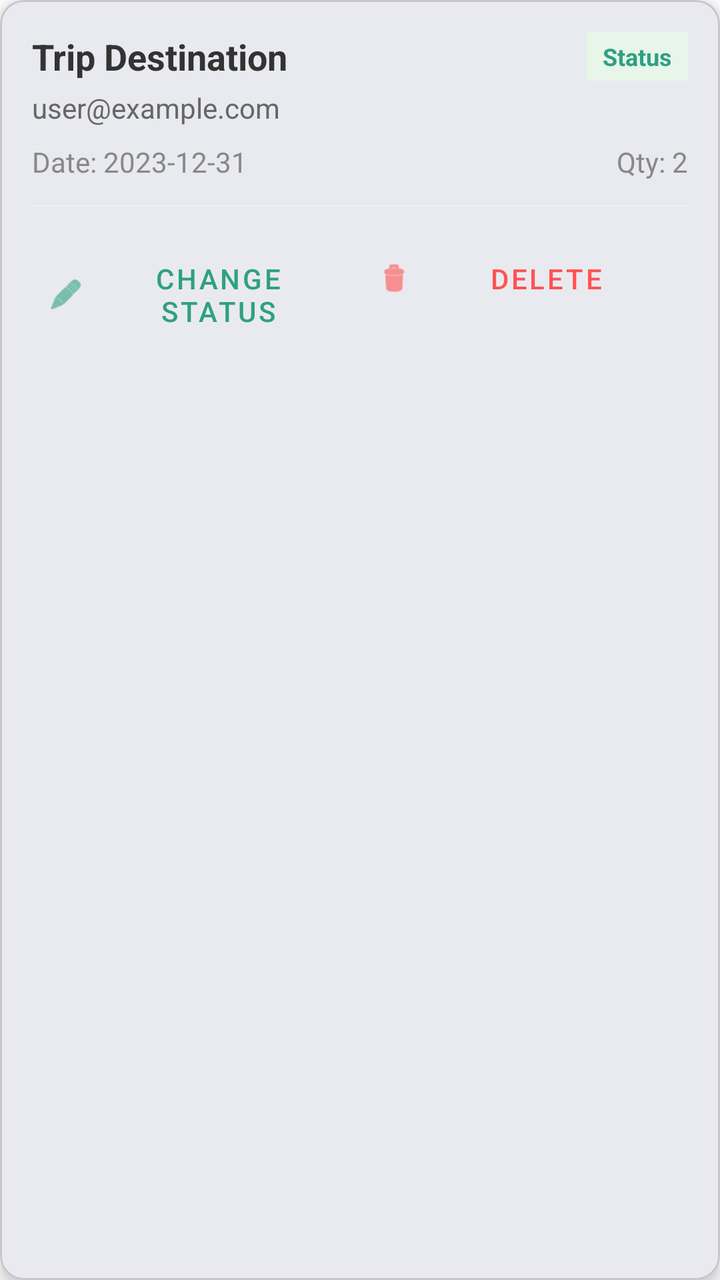
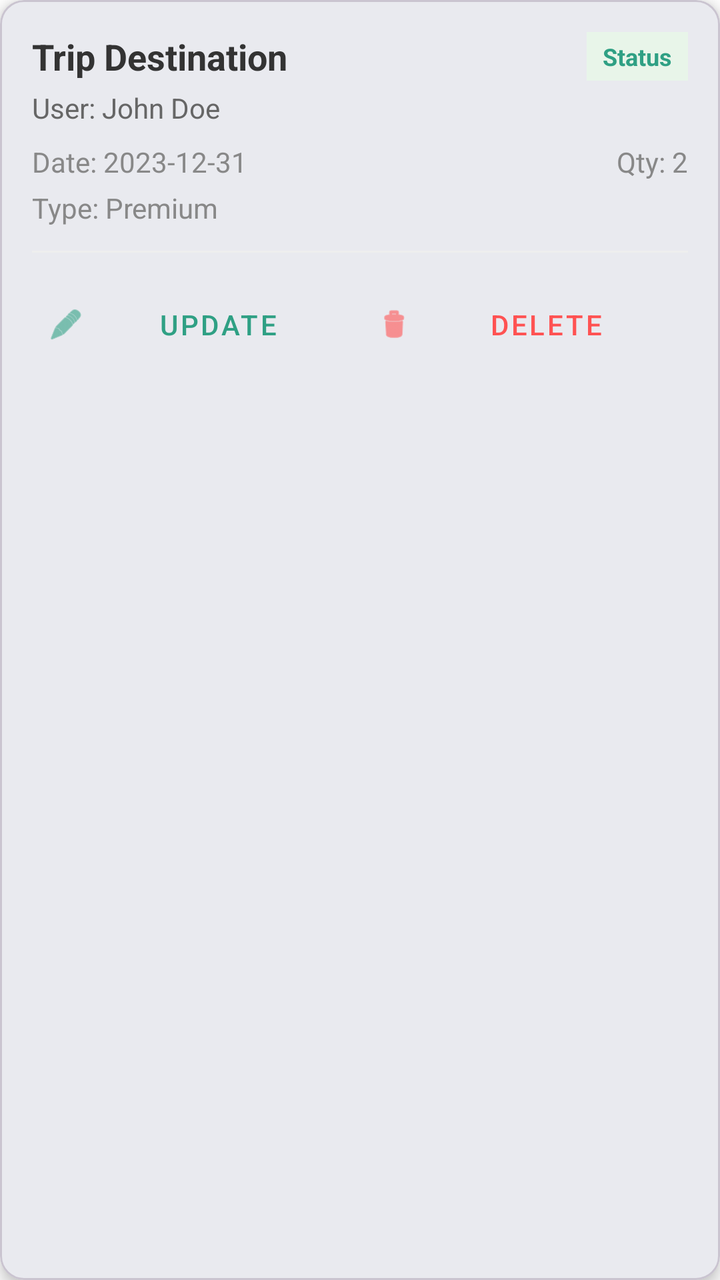

Two renders of the same Android screen: before a commit and after it. Below are the layout's source before the change and the commit's diff.
<!-- AndroidManifest.xml: application theme Theme._1222275_1220495_CourseProject -->
<!-- res/layout/item_admin_reservation.xml -->
<?xml version="1.0" encoding="utf-8"?>
<com.google.android.material.card.MaterialCardView xmlns:android="http://schemas.android.com/apk/res/android"
    xmlns:app="http://schemas.android.com/apk/res-auto"
    android:layout_width="match_parent"
    android:layout_height="wrap_content"
    android:layout_marginHorizontal="16dp"
    android:layout_marginVertical="8dp"
    app:cardCornerRadius="12dp"
    app:cardElevation="4dp">

    <LinearLayout
        android:layout_width="match_parent"
        android:layout_height="wrap_content"
        android:orientation="vertical"
        android:padding="16dp">

        <LinearLayout
            android:layout_width="match_parent"
            android:layout_height="wrap_content"
            android:orientation="horizontal"
            android:gravity="center_vertical">

            <TextView
                android:id="@+id/tvAdminResTripName"
                android:layout_width="0dp"
                android:layout_height="wrap_content"
                android:layout_weight="1"
                android:text="Trip Destination"
                android:textColor="#333333"
                android:textSize="18sp"
                android:textStyle="bold" />

            <TextView
                android:id="@+id/tvAdminResStatus"
                android:layout_width="wrap_content"
                android:layout_height="wrap_content"
                android:background="#E8F5E9"
                android:paddingHorizontal="8dp"
                android:paddingVertical="4dp"
                android:text="Status"
                android:textColor="#2FA084"
                android:textSize="12sp"
                android:textStyle="bold" />
        </LinearLayout>

        <TextView
            android:id="@+id/tvAdminResUserEmail"
            android:layout_width="wrap_content"
            android:layout_height="wrap_content"
            android:layout_marginTop="4dp"
            android:text="user@example.com"
            android:textColor="#666666"
            android:textSize="14sp" />

        <LinearLayout
            android:layout_width="match_parent"
            android:layout_height="wrap_content"
            android:layout_marginTop="8dp"
            android:orientation="horizontal">

            <TextView
                android:id="@+id/tvAdminResDate"
                android:layout_width="0dp"
                android:layout_height="wrap_content"
                android:layout_weight="1"
                android:text="Date: 2023-12-31"
                android:textColor="#888888"
                android:textSize="14sp" />

            <TextView
                android:id="@+id/tvAdminResQuantity"
                android:layout_width="wrap_content"
                android:layout_height="wrap_content"
                android:text="Qty: 2"
                android:textColor="#888888"
                android:textSize="14sp" />
        </LinearLayout>

        <View
            android:layout_width="match_parent"
            android:layout_height="1dp"
            android:layout_marginVertical="12dp"
            android:background="#EEEEEE" />

        <LinearLayout
            android:layout_width="match_parent"
            android:layout_height="wrap_content"
            android:orientation="horizontal">

            <com.google.android.material.button.MaterialButton
                android:id="@+id/btnAdminUpdateResStatus"
                style="@style/Widget.MaterialComponents.Button.TextButton"
                android:layout_width="0dp"
                android:layout_height="wrap_content"
                android:layout_weight="1"
                android:text="Change Status"
                android:textColor="#2FA084"
                app:icon="@android:drawable/ic_menu_edit"
                app:iconTint="#2FA084" />

            <com.google.android.material.button.MaterialButton
                android:id="@+id/btnAdminDeleteRes"
                style="@style/Widget.MaterialComponents.Button.TextButton"
                android:layout_width="0dp"
                android:layout_height="wrap_content"
                android:layout_weight="1"
                android:text="Delete"
                android:textColor="#FF5252"
                app:icon="@android:drawable/ic_menu_delete"
                app:iconTint="#FF5252" />
        </LinearLayout>

    </LinearLayout>
</com.google.android.material.card.MaterialCardView>
<!-- resources referenced by this layout -->
<resources>
  <style name="Theme._1222275_1220495_CourseProject" parent="Base.Theme._1222275_1220495_CourseProject" />
  <style name="Base.Theme._1222275_1220495_CourseProject" parent="Theme.Material3.Light.NoActionBar">
          
          <item name="colorPrimary">@color/primary_green</item>
          <item name="colorSecondary">@color/secondary_green</item>
          <item name="android:windowBackground">@color/white</item>
          <item name="android:statusBarColor">@color/primary_green</item>
      </style>
  <color name="primary_green">#1F6F5F</color>
  <color name="secondary_green">#2FA084</color>
  <color name="white">#FFFFFFFF</color>
</resources>

<!-- the commit's change to res/layout/item_admin_reservation.xml (unified diff, before → after) -->
@@ -44,11 +44,11 @@
         </LinearLayout>
 
         <TextView
-            android:id="@+id/tvAdminResUserEmail"
+            android:id="@+id/tvAdminResUserName"
             android:layout_width="wrap_content"
             android:layout_height="wrap_content"
             android:layout_marginTop="4dp"
-            android:text="user@example.com"
+            android:text="User: John Doe"
             android:textColor="#666666"
             android:textSize="14sp" />
 
@@ -76,6 +76,15 @@
                 android:textSize="14sp" />
         </LinearLayout>
 
+        <TextView
+            android:id="@+id/tvAdminResType"
+            android:layout_width="wrap_content"
+            android:layout_height="wrap_content"
+            android:layout_marginTop="4dp"
+            android:text="Type: Premium"
+            android:textColor="#888888"
+            android:textSize="14sp" />
+
         <View
             android:layout_width="match_parent"
             android:layout_height="1dp"
@@ -93,7 +102,7 @@
                 android:layout_width="0dp"
                 android:layout_height="wrap_content"
                 android:layout_weight="1"
-                android:text="Change Status"
+                android:text="Update"
                 android:textColor="#2FA084"
                 app:icon="@android:drawable/ic_menu_edit"
                 app:iconTint="#2FA084" />
